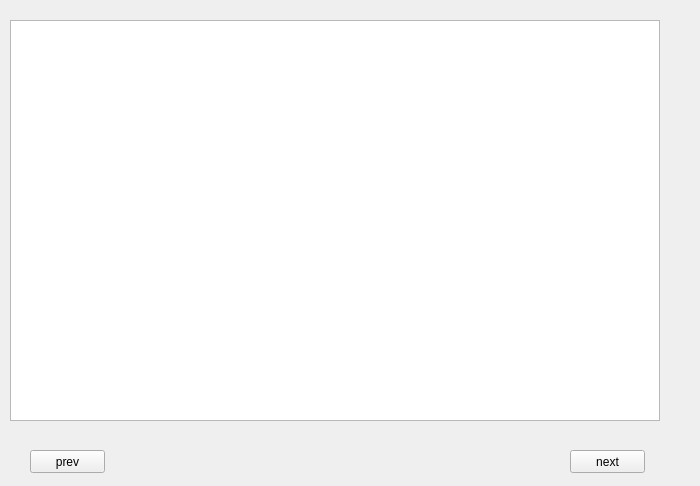
This is menus/words_menu/words_menu.ui in JoaoCarlosNascimento/HandSignLanguage as Qt 5 draws it before an edit. The edited form follows.
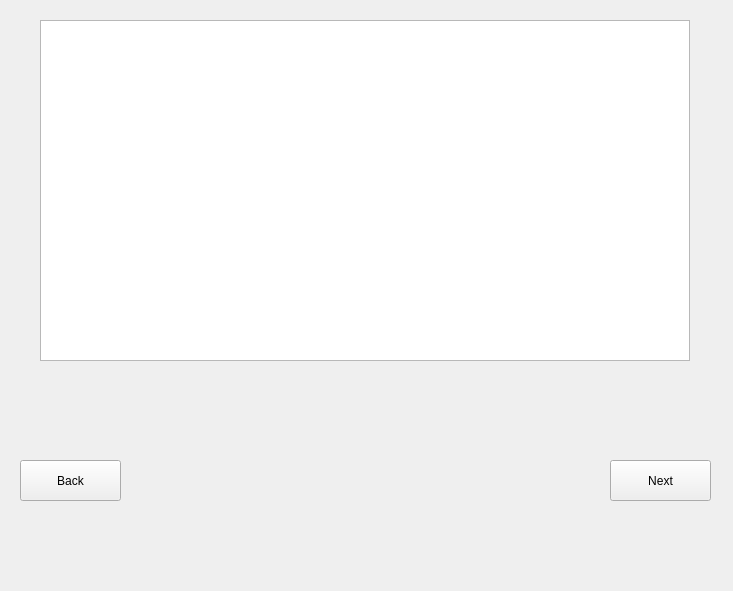
This is the edited form.

Commit message:
Menus_qtdesigner
Basicamente a alterar tamanhos, acrescentei um botão "back" no text_menu. Também coloquei lá uma pasta "logo+title" na diretoria dos menus onde tem as imagens para deixar no main_menu

```diff
--- a/menus/words_menu/words_menu.ui
+++ b/menus/words_menu/words_menu.ui
@@ -6,8 +6,8 @@
    <rect>
     <x>0</x>
     <y>0</y>
-    <width>700</width>
-    <height>486</height>
+    <width>733</width>
+    <height>591</height>
    </rect>
   </property>
   <property name="windowTitle">
@@ -16,36 +16,36 @@
   <widget class="QPushButton" name="bt_prev">
    <property name="geometry">
     <rect>
-     <x>30</x>
-     <y>450</y>
-     <width>75</width>
-     <height>23</height>
+     <x>20</x>
+     <y>460</y>
+     <width>101</width>
+     <height>41</height>
     </rect>
    </property>
    <property name="text">
-    <string>prev</string>
+    <string>Back</string>
    </property>
   </widget>
   <widget class="QPushButton" name="bt_next">
    <property name="geometry">
     <rect>
-     <x>570</x>
-     <y>450</y>
-     <width>75</width>
-     <height>23</height>
+     <x>610</x>
+     <y>460</y>
+     <width>101</width>
+     <height>41</height>
     </rect>
    </property>
    <property name="text">
-    <string>next</string>
+    <string>Next</string>
    </property>
   </widget>
   <widget class="QListWidget" name="listWidget">
    <property name="geometry">
     <rect>
-     <x>10</x>
+     <x>40</x>
      <y>20</y>
      <width>650</width>
-     <height>401</height>
+     <height>341</height>
     </rect>
    </property>
    <property name="sizePolicy">
```
The commit also changes 5 other files.
